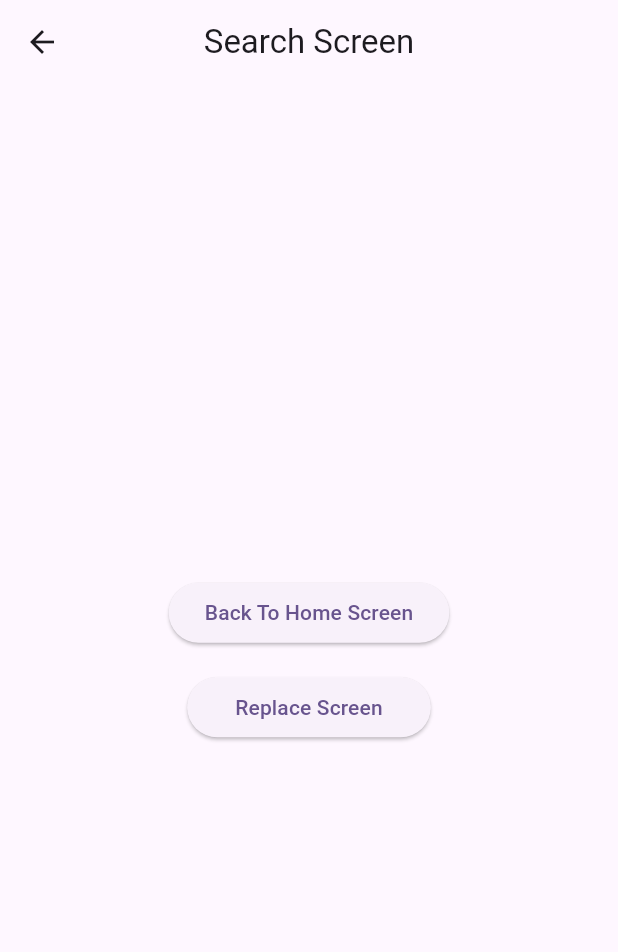
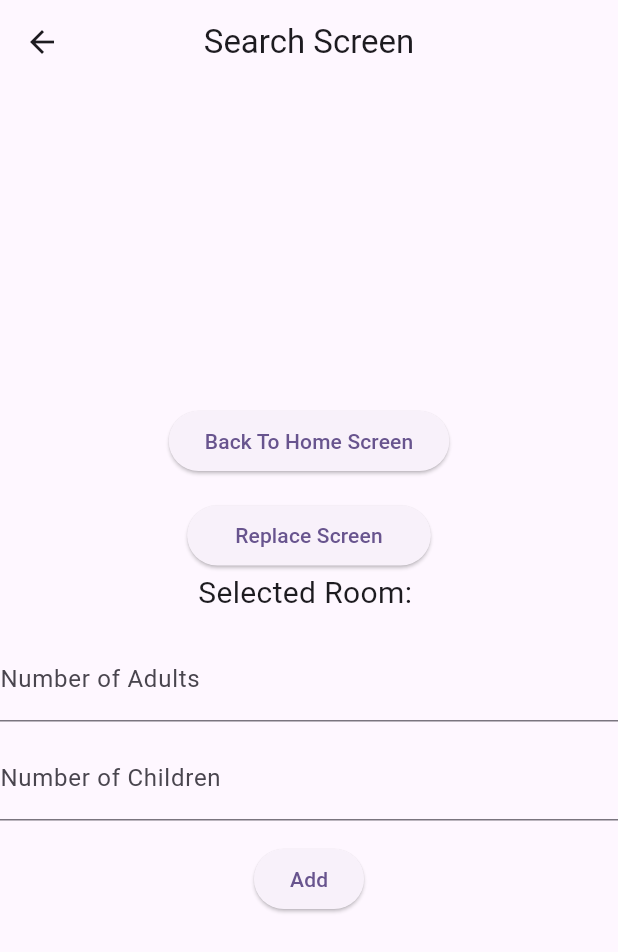
Before and after one commit to hgajipara246/getx_practice, a Flutter app: the SearchScreen screen opened by its route, on a phone screen of 412 x 824 dp. Shown: the top 952 px of the screen. Run offline on Flutter 3.47's test engine with Material 2 defaults, Android fonts, the phone set to English and light mode, and no system bars; our stand-ins replace get, shared_preferences; accounts and stored records are empty.

Commit message:
12/7/2023

```diff
--- a/lib/view/home_screen/home_controller.dart
+++ b/lib/view/home_screen/home_controller.dart
@@ -1,7 +1,14 @@
 import 'package:flutter/material.dart';
 import 'package:get/get.dart';
+import 'package:shared_preferences/shared_preferences.dart';
 
 class HomeController extends GetxController {
+  var selectedRoom = 'Room 1'.obs;
+  void saveSelectedRoom(String room) async {
+    SharedPreferences prefs = await SharedPreferences.getInstance();
+    await prefs.setString('selectedRoom', room);
+  }
+
   RxInt count = 0.obs;
   increment() {
     count++;
--- a/lib/view/search_screen/search_screen.dart
+++ b/lib/view/search_screen/search_screen.dart
@@ -2,12 +2,27 @@ import 'package:flutter/material.dart';
 import 'package:get/get.dart';
 import 'package:getx_practice/res/constant/app_string.dart';
 import 'package:getx_practice/utils/routes/routes_name.dart';
+import 'package:shared_preferences/shared_preferences.dart';
 
 class SearchScreen extends GetView<SearchController> {
   const SearchScreen({super.key});
 
   @override
   Widget build(BuildContext context) {
+    final selectedRoom = Get.arguments as String? ?? '';
+
+    TextEditingController adultsController = TextEditingController();
+    TextEditingController childrenController = TextEditingController();
+
+    void saveFormDataToPreferences() async {
+      final prefs = await SharedPreferences.getInstance();
+      final adultsData = adultsController.text ?? '';
+      final childrenData = childrenController.text ?? '';
+
+      await prefs.setString('adultsData', adultsData);
+      await prefs.setString('childrenData', childrenData);
+    }
+
     return Scaffold(
       appBar: AppBar(
         title: const Text(AppString.searchScreen),
@@ -38,6 +53,31 @@ class SearchScreen extends GetView<SearchController> {
                 ),
               ),
             ),
+            Text(
+              'Selected Room: ${selectedRoom ?? ""}',
+              style: const TextStyle(fontSize: 20),
+            ),
+            const SizedBox(height: 15),
+            TextField(
+              controller: adultsController,
+              decoration: const InputDecoration(
+                labelText: 'Number of Adults',
+              ),
+            ),
+            const SizedBox(height: 10),
+            TextField(
+              controller: childrenController,
+              decoration: const InputDecoration(
+                labelText: 'Number of Children',
+              ),
+            ),
+            const SizedBox(height: 15),
+            ElevatedButton(
+              onPressed: () {
+                saveFormDataToPreferences();
+              },
+              child: const Text('Add'),
+            ),
           ],
         ),
       ),
--- a/pubspec.yaml
+++ b/pubspec.yaml
@@ -36,6 +36,7 @@ dependencies:
   # Use with the CupertinoIcons class for iOS style icons.
   cupertino_icons: ^1.0.2
   get: ^4.6.5
+  shared_preferences: ^2.2.0
 
 dev_dependencies:
   flutter_test:
```
Also changed, not shown: lib/view/home_screen/home_screen.dart (+41 -12 lines), pubspec.lock.
